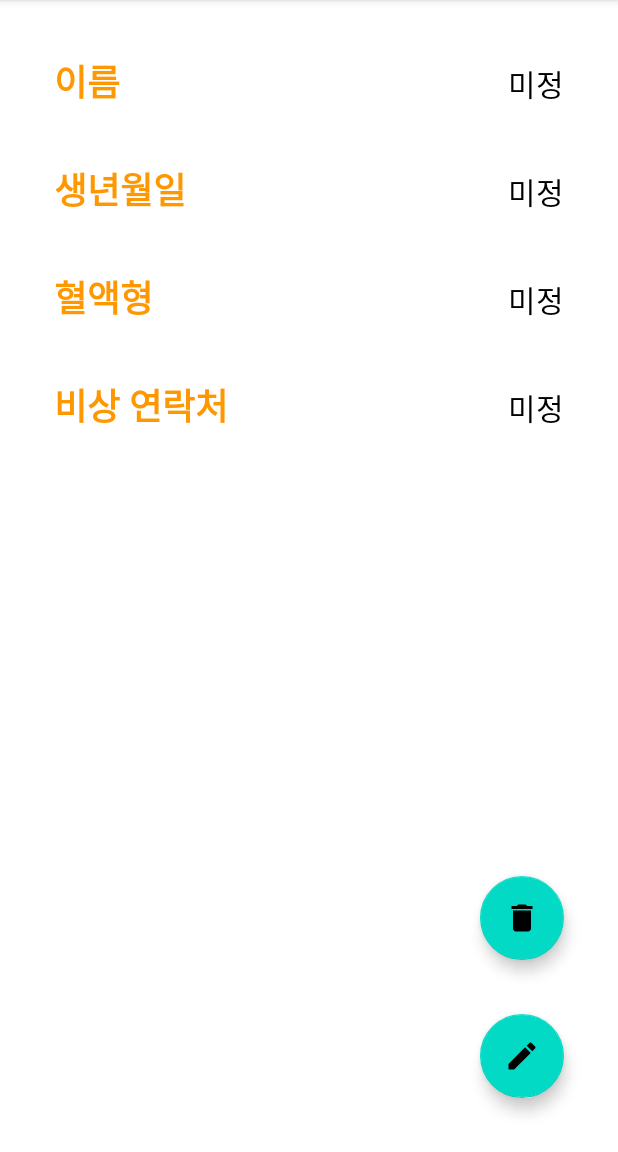
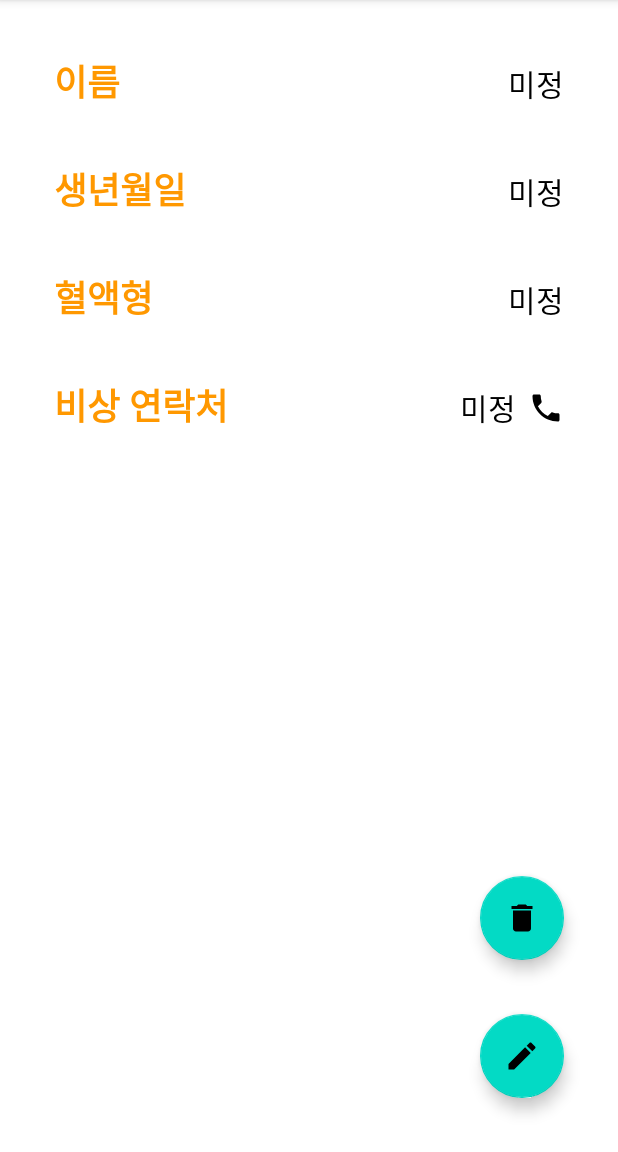
Before and after one commit to j-miiin/Basic_Android_App_2023, an Android app: the screen it shows after launch (MainActivity), on a phone screen of 412 x 824 dp, the part 84-1236 px from its top. Run offline under Robolectric (Android 15) with nearby library versions, the phone set to English and light mode, and no system bars.

Commit message:
Parth01 - Chapter04 응급 의료 정보 앱 완성

```diff
--- /dev/null
+++ b/chapter4_emergency_medical_info/app/src/main/res/drawable/ic_baseline_local_phone_24.xml
@@ -0,0 +1,5 @@
+<vector android:height="24dp" android:tint="#000000"
+    android:viewportHeight="24" android:viewportWidth="24"
+    android:width="24dp" xmlns:android="http://schemas.android.com/apk/res/android">
+    <path android:fillColor="@android:color/white" android:pathData="M6.62,10.79c1.44,2.83 3.76,5.14 6.59,6.59l2.2,-2.2c0.27,-0.27 0.67,-0.36 1.02,-0.24 1.12,0.37 2.33,0.57 3.57,0.57 0.55,0 1,0.45 1,1V20c0,0.55 -0.45,1 -1,1 -9.39,0 -17,-7.61 -17,-17 0,-0.55 0.45,-1 1,-1h3.5c0.55,0 1,0.45 1,1 0,1.25 0.2,2.45 0.57,3.57 0.11,0.35 0.03,0.74 -0.25,1.02l-2.2,2.2z"/>
+</vector>
--- a/chapter4_emergency_medical_info/app/src/main/res/layout/activity_edit.xml
+++ b/chapter4_emergency_medical_info/app/src/main/res/layout/activity_edit.xml
@@ -42,7 +42,6 @@
         android:layout_width="0dp"
         android:layout_height="wrap_content"
         android:hint="0000-00-00"
-        android:inputType="phone"
         app:layout_constraintBaseline_toBaselineOf="@id/birthdateTextView"
         app:layout_constraintEnd_toStartOf="@id/birthdateImageView"
         app:layout_constraintStart_toStartOf="@id/guideLine" />
@@ -115,6 +114,7 @@
         android:ellipsize="end"
         android:maxLines="1"
         android:hint="010-1234-5678"
+        android:inputType="phone"
         app:layout_constraintBaseline_toBaselineOf="@id/emergencyContactTextView"
         app:layout_constraintEnd_toEndOf="@id/nameEditTextView"
         app:layout_constraintStart_toStartOf="@id/guideLine" />
--- a/chapter4_emergency_medical_info/app/src/main/res/layout/activity_main.xml
+++ b/chapter4_emergency_medical_info/app/src/main/res/layout/activity_main.xml
@@ -85,12 +85,22 @@
         style="@style/Value"
         android:layout_width="0dp"
         android:layout_height="wrap_content"
+        android:layout_marginEnd="8dp"
         android:ellipsize="end"
         android:maxLines="1"
         android:text="010-1234-5678"
         app:layout_constraintBaseline_toBaselineOf="@id/emergencyContactTextView"
+        app:layout_constraintEnd_toStartOf="@id/phoneImageView"
+        app:layout_constraintStart_toStartOf="@id/guideLine" />
+
+    <ImageView
+        android:id="@+id/phoneImageView"
+        android:layout_width="wrap_content"
+        android:layout_height="wrap_content"
+        android:src="@drawable/ic_baseline_local_phone_24"
+        app:layout_constraintBottom_toBottomOf="@id/emergencyContactValueTextView"
         app:layout_constraintEnd_toEndOf="@id/nameValueTextView"
-        app:layout_constraintStart_toStartOf="@id/guideLine" />
+        app:layout_constraintTop_toTopOf="@id/emergencyContactValueTextView" />
 
     <TextView
         android:id="@+id/warningTextView"
@@ -140,5 +150,12 @@
         app:layout_constraintEnd_toEndOf="parent"
         app:srcCompat="@drawable/ic_baseline_delete_24" />
 
+    <androidx.constraintlayout.helper.widget.Layer
+        android:id="@+id/emergencyContactLayer"
+        android:layout_width="wrap_content"
+        android:layout_height="wrap_content"
+        app:constraint_referenced_ids="emergencyContactValueTextView,phoneImageView"
+        tools:ignore="MissingConstraints" />
+
 
 </androidx.constraintlayout.widget.ConstraintLayout>
```
Also changed, not shown: chapter4_emergency_medical_info/app/src/main/java/com/example/chapter4_emergency_medical_info/MainActivity.kt (+24 -0 lines), 2 other files.
